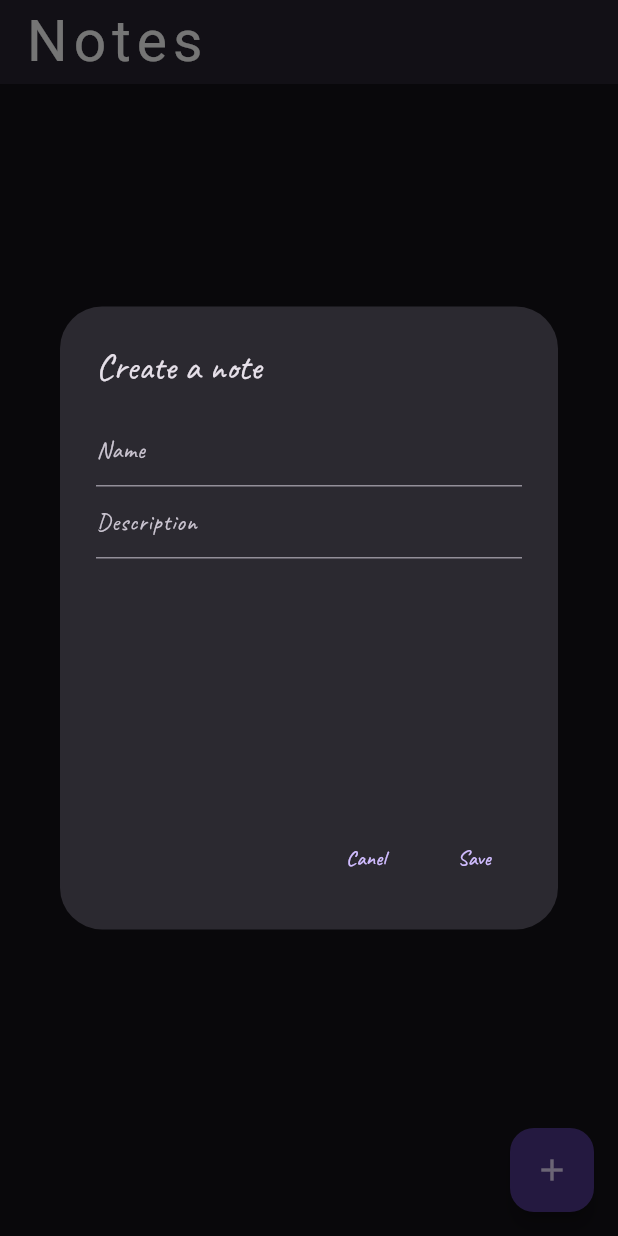
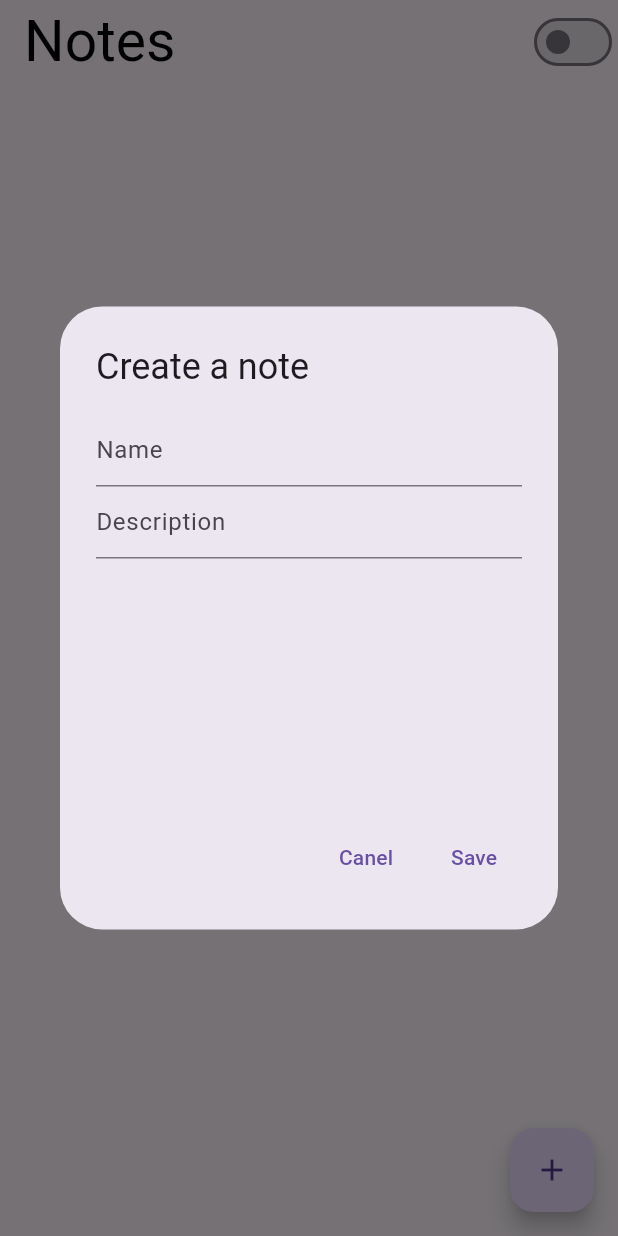
Before and after one commit to Indranil301/notes_cubit, a Flutter app: the screen it shows after launch, after a tap on the "add" icon, on a phone screen of 412 x 824 dp. Run offline on Flutter 3.47's test engine with Material 2 defaults, Android fonts, the phone set to English and light mode, and no system bars; our stand-ins replace flutter_bloc, google_fonts; Roboto replaces fonts that are missing (Neucha).

Commit message:
Added dark theme and light theme.

```diff
--- /dev/null
+++ b/lib/Cubit/Theme Manager Cubit.dart
@@ -0,0 +1,15 @@
+import 'package:flutter/material.dart';
+import 'package:flutter_bloc/flutter_bloc.dart';
+
+class ThemeManagerCubit extends Cubit<ThemeMode> {
+  //initial state of theme
+  ThemeManagerCubit() : super(ThemeMode.light);
+
+  void changeTheme({required Dark}) {
+    if (Dark == true) {
+      emit(ThemeMode.dark);
+    } else {
+      emit(ThemeMode.light);
+    }
+  }
+}
--- /dev/null
+++ b/lib/Database/ThemeState.dart
@@ -0,0 +1,8 @@
+import 'package:flutter/material.dart';
+
+class ThemeState {
+  bool? isDark;
+  ThemeData? themeMode;
+
+  ThemeState({required isDark, required themeMode});
+}
--- a/lib/main.dart
+++ b/lib/main.dart
@@ -1,52 +1,43 @@
 import 'package:flutter/material.dart';
 import 'package:flutter_bloc/flutter_bloc.dart';
-import 'package:google_fonts/google_fonts.dart';
 import 'package:notes_cubit/Cubit/NotesManagementCubit.dart';
+import 'package:notes_cubit/Cubit/Theme%20Manager%20Cubit.dart';
 import 'package:notes_cubit/screens/Homepage.dart';
+import 'package:notes_cubit/utils/Themes.dart';
 
 void main() {
   //Inject Bloc dependency
 
-  runApp(BlocProvider(
-    create: (context) => NotesManagementCubit(),
-    child: const MyApp(),
-  ));
+  runApp(MultiBlocProvider(providers: [
+    //Cubit class for theme Manager
+    BlocProvider<ThemeManagerCubit>(
+      create: (context) => ThemeManagerCubit(),
+    ),
+    //Cubit class for Notes Management
+    BlocProvider<NotesManagementCubit>(
+      create: (context) => NotesManagementCubit(),
+    )
+  ], child: MyApp()));
 }
 
-class MyApp extends StatelessWidget {
+class MyApp extends StatefulWidget {
   const MyApp({super.key});
 
   @override
+  State<MyApp> createState() => _MyAppState();
+}
+
+class _MyAppState extends State<MyApp> {
+  @override
   Widget build(BuildContext context) {
-    return MaterialApp(
-      title: 'Notes_cubit',
-      themeMode: ThemeMode.dark,
-      theme: ThemeData(
-        useMaterial3: true,
-        fontFamily: GoogleFonts.architectsDaughter().fontFamily,
-        appBarTheme: AppBarTheme(
-          centerTitle: false,
-          titleTextStyle: TextStyle(
-            fontSize: 38,
-            color: Colors.black,
-            fontFamily: GoogleFonts.architectsDaughter().fontFamily,
-          ),
-        ),
+    return BlocBuilder<ThemeManagerCubit, ThemeMode>(
+      builder: (context, state) => MaterialApp(
+        title: 'Notes_cubit',
+        themeMode: BlocProvider.of<ThemeManagerCubit>(context).state,
+        theme: Themes.lightTheme,
+        darkTheme: Themes.darkTheme,
+        home: Homepage(),
       ),
-      darkTheme: ThemeData(
-        brightness: Brightness.dark,
-        useMaterial3: true,
-        fontFamily: GoogleFonts.caveat().fontFamily,
-        appBarTheme: AppBarTheme(
-          elevation: 5,
-          centerTitle: false,
-          titleTextStyle: TextStyle(
-              fontSize: 38,
-              fontFamily: GoogleFonts.neucha().fontFamily,
-              letterSpacing: 4),
-        ),
-      ),
-      home: const Homepage(),
     );
   }
 }
--- a/lib/screens/Homepage.dart
+++ b/lib/screens/Homepage.dart
@@ -1,6 +1,7 @@
 import 'package:flutter/material.dart';
 import 'package:flutter_bloc/flutter_bloc.dart';
 import 'package:notes_cubit/Cubit/NotesManagementCubit.dart';
+import 'package:notes_cubit/Cubit/Theme%20Manager%20Cubit.dart';
 import 'package:notes_cubit/Database/NoteDatabase.dart';
 import 'package:notes_cubit/utils/Create%20Note%20Dialog.dart';
 import 'package:notes_cubit/utils/Update%20Note%20Dialog.dart';
@@ -14,10 +15,30 @@ class Homepage extends StatefulWidget {
 }
 
 class _HomepageState extends State<Homepage> {
+  late bool isDark;
+
+  @override
+  void initState() {
+    // TODO: implement initState
+    super.initState();
+    isDark = false;
+  }
+
   @override
   Widget build(BuildContext context) {
     return Scaffold(
-      appBar: AppBar(title: const Text('Notes')),
+      appBar: AppBar(title: const Text('Notes'), actions: [
+        Switch(
+            value: isDark,
+            onChanged: (bool value) {
+              setState(() {
+                isDark = value;
+              });
+              debugPrint(isDark.toString());
+              BlocProvider.of<ThemeManagerCubit>(context)
+                  .changeTheme(Dark: isDark);
+            })
+      ]),
       body: BlocBuilder<NotesManagementCubit, CollectionOfNotes>(
           builder: (context, state) {
         return ListView.builder(
--- /dev/null
+++ b/lib/utils/Themes.dart
@@ -0,0 +1,40 @@
+import 'package:flutter/material.dart';
+import 'package:google_fonts/google_fonts.dart';
+
+class Themes {
+  static ThemeData lightTheme = ThemeData(
+    useMaterial3: true,
+    fontFamily: GoogleFonts
+        .architectsDaughter()
+        .fontFamily,
+    appBarTheme: AppBarTheme(
+      centerTitle: false,
+      titleTextStyle: TextStyle(
+        fontSize: 38,
+        color: Colors.black,
+        fontFamily: GoogleFonts
+            .architectsDaughter()
+            .fontFamily,
+      ),
+    ),
+  );
+
+
+  static ThemeData darkTheme = ThemeData(
+    brightness: Brightness.dark,
+    useMaterial3: true,
+    fontFamily: GoogleFonts
+        .caveat()
+        .fontFamily,
+    appBarTheme: AppBarTheme(
+      elevation: 5,
+      centerTitle: false,
+      titleTextStyle: TextStyle(
+          fontSize: 38,
+          fontFamily: GoogleFonts
+              .neucha()
+              .fontFamily,
+          letterSpacing: 4),
+    ),
+  );
+}
```
Also changed, not shown: pubspec.lock.
